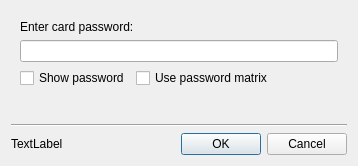
Above: passworddialog.ui from Nitrokey/nitrokey-app before the change. Below: the same form after it.
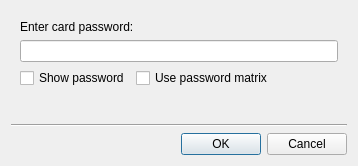
That is the form after the change. Icons and pictures are not drawn.

Commit message: remove 'status' text

What changed in the file:
```diff
--- a/passworddialog.ui
+++ b/passworddialog.ui
@@ -136,13 +136,6 @@
    </item>
    <item>
     <layout class="QHBoxLayout" name="horizontalLayout">
-     <item>
-      <widget class="QLabel" name="status">
-       <property name="text">
-        <string>TextLabel</string>
-       </property>
-      </widget>
-     </item>
      <item>
       <spacer name="horizontalSpacer">
        <property name="orientation">
```
